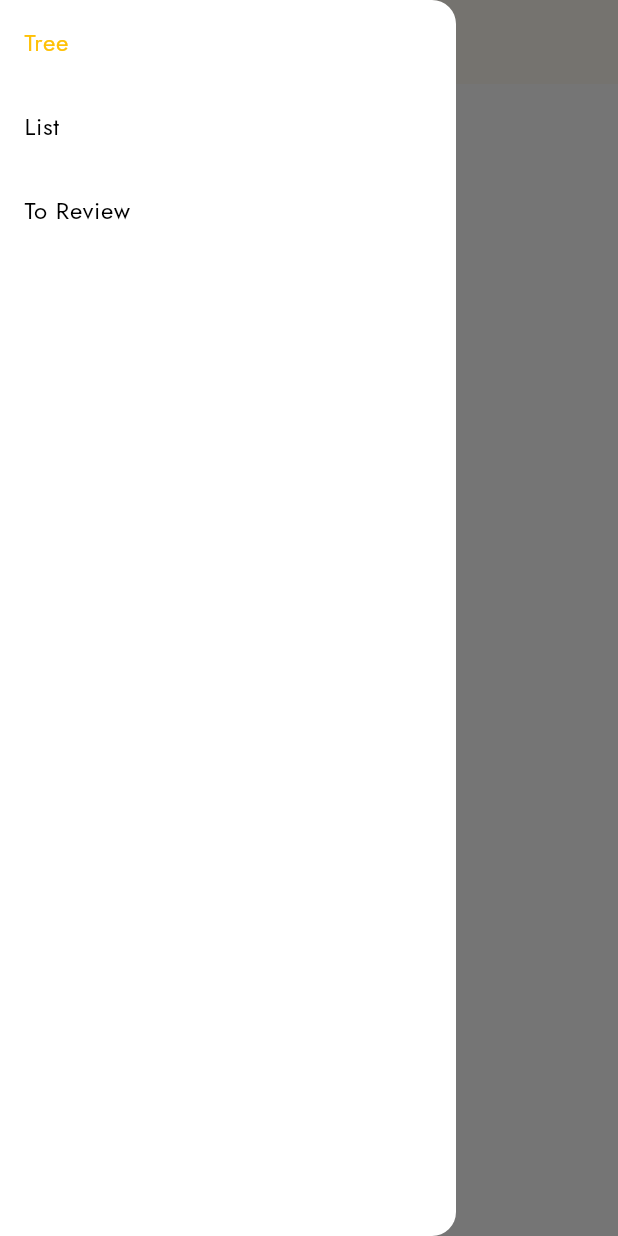
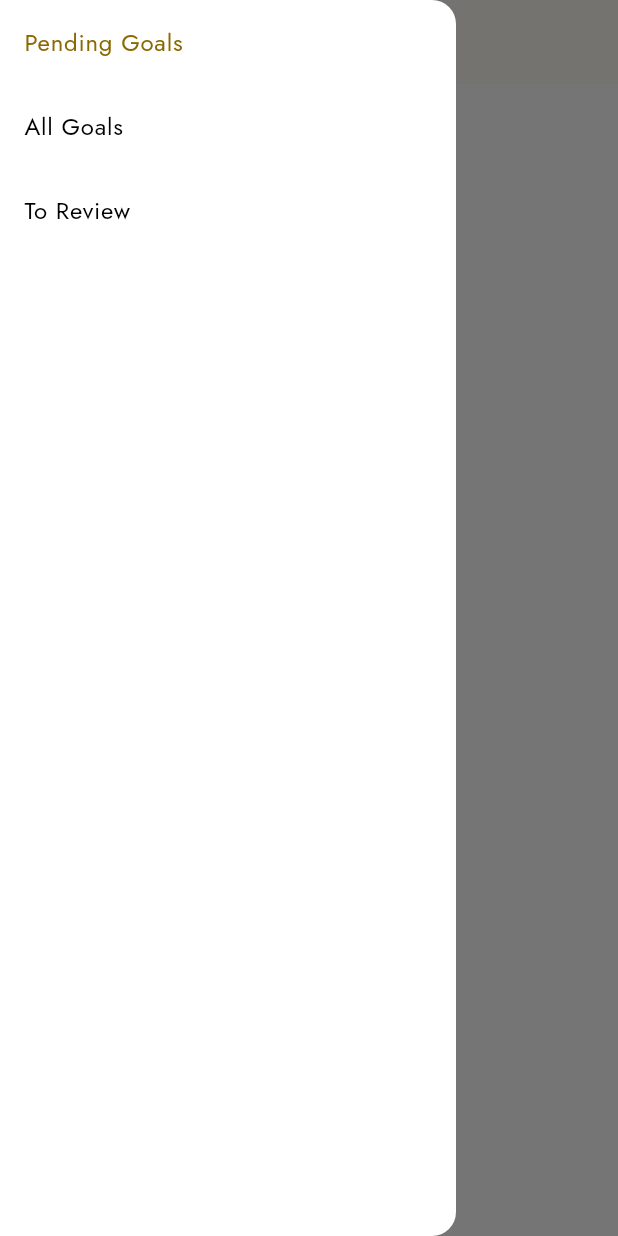
Before and after one commit to AlabasterAxe/glass_goals, a Flutter app: the GoalViewer screen opened directly with empty values, with the side drawer open, on a phone screen of 412 x 824 dp. Run offline on Flutter 3.47's test engine with Material 2 defaults, Android fonts, the phone set to English and light mode, and no system bars; our stand-ins replace cloud_firestore, equatable, firebase_auth, firebase_core, flutter_markdown, flutter_svg and 7 more; missing offline and left inert: dart:html, firebase_ui_auth, firebase_ui_oauth_google, goals_types_03, gsheets, hlc and 2 more; accounts and stored records are empty; statements that could not run were skipped.

Commit message:
store view mode

```diff
--- a/goals_web/lib/goal_viewer/goal_detail.dart
+++ b/goals_web/lib/goal_viewer/goal_detail.dart
@@ -199,7 +199,10 @@ class _GoalDetailState extends State<GoalDetail> {
     final textTheme = Theme.of(context).textTheme;
     final noteLog = _computeNoteLog(logItems);
     return Column(crossAxisAlignment: CrossAxisAlignment.stretch, children: [
-      Text(widget.goal.text, style: textTheme.headlineMedium),
+      Padding(
+        padding: EdgeInsets.all(uiUnit(2)),
+        child: Text(widget.goal.text, style: textTheme.headlineMedium),
+      ),
       SizedBox(height: uiUnit(2)),
       noteLog.firstOrNull == null ||
               formatDate(noteLog.first.entry.creationTime) !=
--- a/goals_web/lib/goal_viewer/goal_viewer.dart
+++ b/goals_web/lib/goal_viewer/goal_viewer.dart
@@ -1,7 +1,16 @@
 import 'dart:html';
 
 import 'package:flutter/material.dart'
-    show AppBar, Colors, Drawer, IconButton, Icons, ListTile, Scaffold;
+    show
+        AppBar,
+        Colors,
+        Drawer,
+        IconButton,
+        Icons,
+        ListTile,
+        Scaffold,
+        Theme,
+        Tooltip;
 import 'package:flutter/services.dart'
     show KeyDownEvent, KeyUpEvent, LogicalKeyboardKey;
 import 'package:flutter/widgets.dart';
@@ -35,10 +44,24 @@ class GoalViewer extends StatefulHookConsumerWidget {
   ConsumerState<GoalViewer> createState() => _GoalViewerState();
 }
 
-enum GoalView { tree, list, to_review }
+enum GoalFilter { pending, all, to_review }
+
+getFilterName(GoalFilter filter) {
+  switch (filter) {
+    case GoalFilter.pending:
+      return 'Pending Goals';
+    case GoalFilter.all:
+      return 'All Goals';
+    case GoalFilter.to_review:
+      return 'To Review';
+  }
+}
+
+enum GoalViewMode { tree, list }
 
 class _GoalViewerState extends ConsumerState<GoalViewer> {
-  GoalView _selectedDisplayMode = GoalView.tree;
+  GoalFilter _filter = GoalFilter.pending;
+  GoalViewMode _mode = GoalViewMode.tree;
   bool shiftHeld = false;
   bool ctrlHeld = false;
   late final focusNode = FocusNode(
@@ -92,13 +115,19 @@ class _GoalViewerState extends ConsumerState<GoalViewer> {
     });
   }
 
-  onSwitchMode(GoalView mode) {
+  onSwitchFilter(GoalFilter filter) {
     setState(() {
       ref.read(selectedGoalsProvider.notifier).clear();
-      Hive.box('goals_web.ui')
-          .put('goalViewerDisplayMode', _selectedDisplayMode.name);
-      _selectedDisplayMode = mode;
+      _filter = filter;
     });
+    Hive.box('goals_web.ui').put('goalViewerFilter', filter.name);
+  }
+
+  onSwitchDisplayMode(GoalViewMode mode) {
+    setState(() {
+      _mode = mode;
+    });
+    Hive.box('goals_web.ui').put('goalViewerDisplayMode', mode.name);
   }
 
   onExpanded(String goalId, {bool? expanded}) {
@@ -280,15 +309,15 @@ class _GoalViewerState extends ConsumerState<GoalViewer> {
     focusNode.requestFocus();
 
     if (!isInitted) {
+      window.addEventListener('popstate', _handlePopState);
+      setState(() {
+        openBoxFuture = Hive.openBox('goals_web.ui').then((box) {
+          if (mounted) {
             final focusedGoalId = _parseUrlGoalId();
             if (focusedGoalId != null) {
               ref.read(focusedGoalProvider.notifier).set(focusedGoalId);
               ref.read(selectedGoalsProvider.notifier).add(focusedGoalId);
             }
-      window.addEventListener('popstate', _handlePopState);
-      setState(() {
-        openBoxFuture = Hive.openBox('goals_web.ui').then((box) {
-          if (mounted) {
             ref.read(selectedGoalsProvider.notifier).addAll(
                 (box.get('selectedGoals', defaultValue: <String>[])
                         as List<dynamic>)
@@ -299,8 +328,19 @@ class _GoalViewerState extends ConsumerState<GoalViewer> {
                     .cast<String>());
 
             final modeString = box.get('goalViewerDisplayMode',
-                defaultValue: GoalView.tree.name);
-            _selectedDisplayMode = GoalView.values.byName(modeString);
+                defaultValue: GoalViewMode.tree.name);
+            try {
+              _mode = GoalViewMode.values.byName(modeString);
+            } catch (_) {
+              _mode = GoalViewMode.tree;
+            }
+            final filterString = box.get('goalViewerFilter',
+                defaultValue: GoalFilter.pending.name);
+            try {
+              _filter = GoalFilter.values.byName(filterString);
+            } catch (_) {
+              _filter = GoalFilter.to_review;
+            }
           }
         });
         isInitted = true;
@@ -325,7 +365,7 @@ class _GoalViewerState extends ConsumerState<GoalViewer> {
     }
   }
 
-  _viewSwitcher(bool closeDrawer) => SizedBox(
+  _viewSwitcher(bool drawer) => SizedBox(
         key: const ValueKey('viewSwitcher'),
         width: 200,
         child: ListView(
@@ -333,34 +373,34 @@ class _GoalViewerState extends ConsumerState<GoalViewer> {
           padding: EdgeInsets.zero,
           children: [
             ListTile(
-              title: const Text('Tree'),
-              selected: _selectedDisplayMode == GoalView.tree,
+              title: Text(getFilterName(GoalFilter.pending)),
+              selected: _filter == GoalFilter.pending,
               onTap: () {
                 // Update the state of the app
-                onSwitchMode(GoalView.tree);
-                if (closeDrawer) {
+                onSwitchFilter(GoalFilter.pending);
+                if (drawer) {
                   Navigator.pop(context);
                 }
               },
             ),
             ListTile(
-              title: const Text('List'),
-              selected: _selectedDisplayMode == GoalView.list,
+              title: Text(getFilterName(GoalFilter.all)),
+              selected: _filter == GoalFilter.all,
               onTap: () {
                 // Update the state of the app
-                onSwitchMode(GoalView.list);
-                if (closeDrawer) {
+                onSwitchFilter(GoalFilter.all);
+                if (drawer) {
                   Navigator.pop(context);
                 }
               },
             ),
             ListTile(
-              title: const Text('To Review'),
-              selected: _selectedDisplayMode == GoalView.to_review,
+              title: Text(getFilterName(GoalFilter.to_review)),
+              selected: _filter == GoalFilter.to_review,
               onTap: () {
                 // Update the state of the app
-                onSwitchMode(GoalView.to_review);
-                if (closeDrawer) {
+                onSwitchFilter(GoalFilter.to_review);
+                if (drawer) {
                   Navigator.pop(context);
                 }
               },
@@ -478,57 +518,93 @@ class _GoalViewerState extends ConsumerState<GoalViewer> {
   }
 
   Widget _listView(WorldContext worldContext) {
-    return SingleChildScrollView(
+    final theme = Theme.of(context).textTheme;
+    return Column(
       key: const ValueKey('list'),
+      children: [
+        Padding(
+          padding: EdgeInsets.all(uiUnit(2)),
+          child: Row(
+            mainAxisAlignment: MainAxisAlignment.start,
+            crossAxisAlignment: CrossAxisAlignment.center,
+            children: [
+              Text(
+                getFilterName(_filter),
+                style: theme.headlineMedium,
+              ),
+              _mode == GoalViewMode.list
+                  ? Tooltip(
+                      message: 'View goals as a tree',
+                      child: IconButton(
+                        icon: const Icon(Icons.account_tree),
+                        onPressed: () {
+                          onSwitchDisplayMode(GoalViewMode.tree);
+                        },
+                      ),
+                    )
+                  : Tooltip(
+                      message: 'View goals as a list',
+                      child: IconButton(
+                        icon: const Icon(Icons.list),
+                        onPressed: () {
+                          onSwitchDisplayMode(GoalViewMode.list);
+                        },
+                      ),
+                    )
+            ],
+          ),
+        ),
+        Expanded(
+          child: SingleChildScrollView(
               child: FutureBuilder<void>(
                   future: openBoxFuture,
                   builder: (context, snapshot) {
                     if (snapshot.connectionState != ConnectionState.done) {
                       return const Text('Loading...');
                     }
-              switch (_selectedDisplayMode) {
-                case GoalView.list:
-                  final goalIds = (widget.goalMap.values.toList(growable: false)
-                        ..sort((a, b) => a.text
-                            .toLowerCase()
-                            .compareTo(b.text.toLowerCase())))
-                      .map((e) => e.id)
-                      .toList();
-                  return GoalListWidget(
-                      goalMap: widget.goalMap,
-                      goalIds: goalIds,
-                      onSelected: onSelected,
-                      onExpanded: onExpanded,
-                      onFocused: onFocused,
-                      depthLimit: 1,
-                      hoverActions: HoverActionsWidget(
-                          onMerge: onMerge,
-                          onUnarchive: onUnarchive,
-                          onArchive: onArchive,
-                          onDone: onDone,
-                          onSnooze: onSnooze,
-                          onActive: onActive,
-                          onClearSelection: onClearSelection,
-                          goalMap: widget.goalMap));
-                case GoalView.to_review:
-                  final goalsRequiringAttention =
-                      getGoalsRequiringAttention(worldContext, widget.goalMap);
-                  final rootGoalIds = goalsRequiringAttention.values
+                    var goalMap = widget.goalMap;
+                    switch (_filter) {
+                      case GoalFilter.to_review:
+                        goalMap = getGoalsRequiringAttention(
+                            worldContext, widget.goalMap);
+
+                        break;
+
+                      case GoalFilter.pending:
+                        goalMap = getGoalsMatchingPredicate(
+                            worldContext,
+                            widget.goalMap,
+                            (goal) =>
+                                getGoalStatus(worldContext, goal).status !=
+                                    GoalStatus.archived &&
+                                getGoalStatus(worldContext, goal).status !=
+                                    GoalStatus.done);
+                        break;
+                      default:
+                        break;
+                    }
+
+                    final goalIds = _mode == GoalViewMode.tree
+                        ? goalMap.values
                             .where((goal) {
                               for (final superGoal in goal.superGoals) {
-                          if (goalsRequiringAttention
-                              .containsKey(superGoal.id)) {
+                                if (goalMap.containsKey(superGoal.id)) {
                                   return false;
                                 }
                               }
                               return true;
                             })
                             .map((e) => e.id)
+                            .toList()
+                        : (goalMap.values.toList(growable: false)
+                              ..sort((a, b) => a.text
+                                  .toLowerCase()
+                                  .compareTo(b.text.toLowerCase())))
+                            .map((g) => g.id)
                             .toList();
-
                     return GoalListWidget(
-                    goalMap: goalsRequiringAttention,
-                    goalIds: rootGoalIds,
+                      goalMap: goalMap,
+                      goalIds: goalIds,
                       onSelected: onSelected,
                       onExpanded: onExpanded,
                       onFocused: onFocused,
@@ -541,39 +617,12 @@ class _GoalViewerState extends ConsumerState<GoalViewer> {
                           onActive: onActive,
                           onClearSelection: onClearSelection,
                           goalMap: widget.goalMap),
+                      depthLimit: _mode == GoalViewMode.list ? 1 : null,
                     );
-                default:
-                  final pendingGoalMap = getGoalsMatchingPredicate(
-                      worldContext,
-                      widget.goalMap,
-                      (goal) =>
-                          getGoalStatus(worldContext, goal).status !=
-                              GoalStatus.archived &&
-                          getGoalStatus(worldContext, goal).status !=
-                              GoalStatus.done);
-                  final rootGoalIds = pendingGoalMap.values
-                      .where((goal) => goal.superGoals.isEmpty)
-                      .map((e) => e.id)
-                      .toList();
-                  return GoalListWidget(
-                    goalMap: pendingGoalMap,
-                    goalIds: rootGoalIds,
-                    onSelected: onSelected,
-                    onExpanded: onExpanded,
-                    onFocused: onFocused,
-                    showAddGoal: true,
-                    hoverActions: HoverActionsWidget(
-                        onMerge: onMerge,
-                        onUnarchive: onUnarchive,
-                        onArchive: onArchive,
-                        onDone: onDone,
-                        onSnooze: onSnooze,
-                        onActive: onActive,
-                        onClearSelection: onClearSelection,
-                        goalMap: widget.goalMap),
+                  })),
+        ),
+      ],
     );
-              }
-            }));
   }
 
   Widget _detailView() {
```
Also changed, not shown: goals_web/lib/goal_viewer/goal_item.dart (+4 -4 lines), goals_web/lib/styles.dart (+15 -9 lines). Lines whose indentation alone changed are shown as unchanged.
